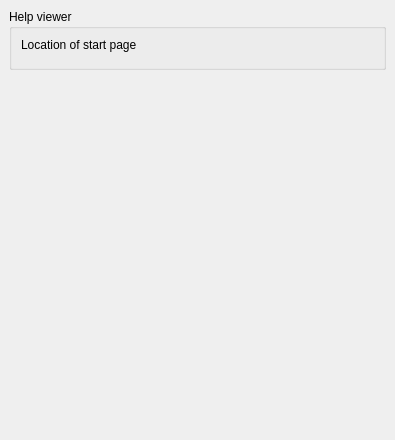
Before: the Qt Designer form src/Gui/Dialogs/DlgOnlineHelp.ui in southseact-3d/fcd, drawn with Qt 5.
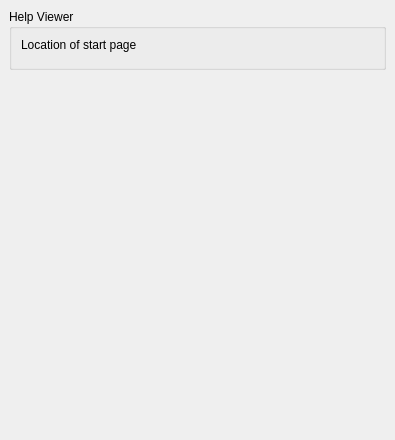
After: the same form once the commit is applied. Custom widgets are drawn as their Qt base class.

Diff of the .ui file:
```diff
--- a/src/Gui/Dialogs/DlgOnlineHelp.ui
+++ b/src/Gui/Dialogs/DlgOnlineHelp.ui
@@ -23,7 +23,7 @@
    <item row="0" column="0">
     <widget class="QGroupBox" name="GroupBoxOther">
      <property name="title">
-      <string>Help viewer</string>
+      <string>Help Viewer</string>
      </property>
      <layout class="QGridLayout">
       <property name="margin">
```
Left out of the diff: 2 changed lines with no effect on the pictures.
